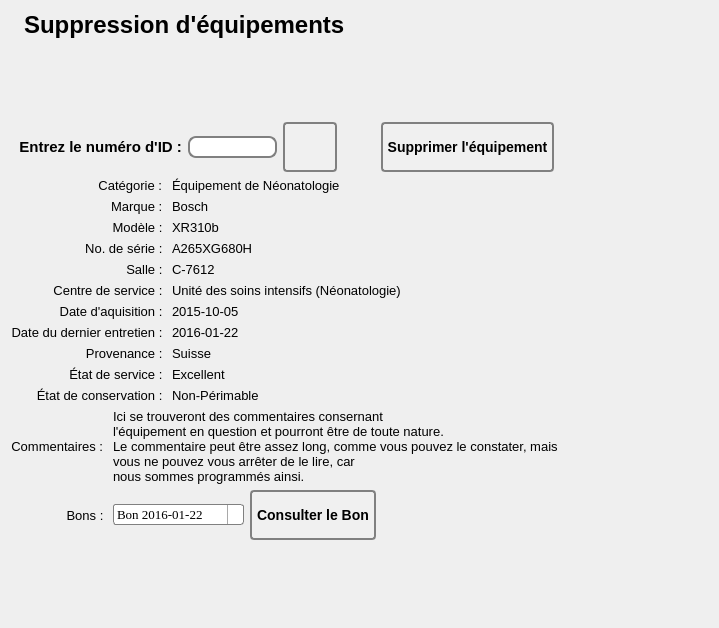
This is Interface/FenetresEnUI/SuppressionEquipement.ui in ProjetPC2/SIMM2.0-DEV as Qt 5 draws it before an edit. The edited form follows.
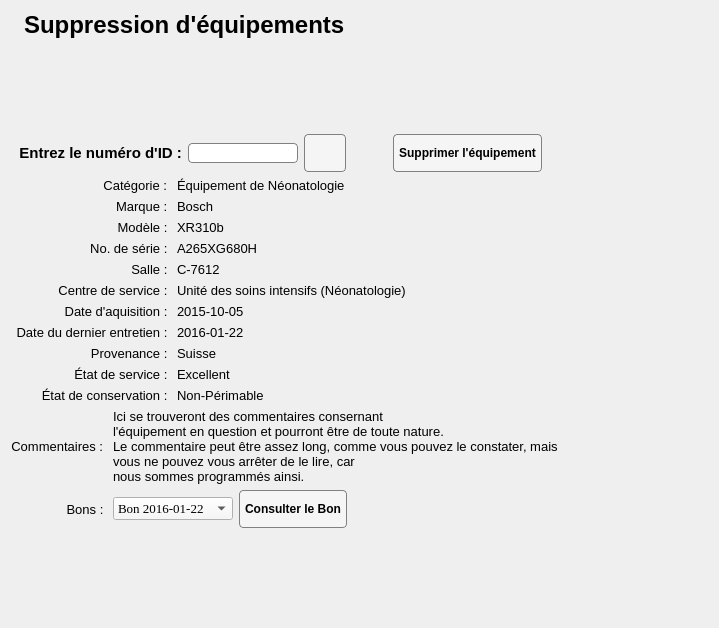
This is the edited form. Icons and pictures are not drawn.

```diff
--- a/Interface/FenetresEnUI/SuppressionEquipement.ui
+++ b/Interface/FenetresEnUI/SuppressionEquipement.ui
@@ -14,100 +14,7 @@
    <string>Form</string>
   </property>
   <property name="styleSheet">
-   <string notr="true">#MainFrame {
-
-background: white;
-}
-QLineEdit {
-padding: 1px;
-border-style: solid;
-border: 2px solid gray;
-border-radius: 8px;
-min-width: 50px;
-max-width: 150px;
-}
-
-QDateEdit {
-max-width: 105px
-}
-
-QPushButton {
-color: black;
-background-color: rgb(240, 240, 240);
-border-width: 2px;
-border-color: grey;
-border-style: solid;
-border-radius: 4px;
-padding: 3px;
-font: bold 14px;
-padding-left: 5px;
-padding-right: 5px;
-min-width: 40px;
-max-width:220px;
-min-height: 40px;
-max-height: 40px;
-}
-
-QPushButton:hover {
-background-color: qlineargradient(x1: 0, y1: 1, x2: 0, y2: 0, stop: 0 #edf2f8, stop: 1 #c8d9ea);
-}
-
-QPushButton:pressed {
-background-color: rgb(193, 213, 243);
-}
-
-
-QComboBox {
-    border: 1px solid gray;
-    border-radius: 3px;
-    padding: 1px 18px 1px 3px;
-    min-width: 8em;
-	max-width: 200px;
-	
-}
-
-QComboBox:editable {
-    background: white;
-}
-
-QComboBox:!editable, QComboBox::drop-down:editable {
-     background: qlineargradient(x1: 0, y1: 0, x2: 0, y2: 1,
-                                 stop: 0 #E1E1E1, stop: 0.4 #DDDDDD,
-                                 stop: 0.5 #D8D8D8, stop: 1.0 #D3D3D3);
-}
-
-/* QComboBox gets the &quot;on&quot; state when the popup is open */
-QComboBox:!editable:on, QComboBox::drop-down:editable:on {
-    background: qlineargradient(x1: 0, y1: 0, x2: 0, y2: 1,
-                                stop: 0 #D3D3D3, stop: 0.4 #D8D8D8,
-                                stop: 0.5 #DDDDDD, stop: 1.0 #E1E1E1);
-}
-
-QComboBox:on { /* shift the text when the popup opens */
-    padding-top: 3px;
-    padding-left: 4px;
-}
-
-QComboBox::drop-down {
-    subcontrol-origin: padding;
-    subcontrol-position: top right;
-    width: 15px;
-
-    border-left-width: 1px;
-    border-left-color: darkgrey;
-    border-left-style: solid; /* just a single line */
-    border-top-right-radius: 3px; /* same radius as the QComboBox */
-    border-bottom-right-radius: 3px;
-}
-
-QComboBox::down-arrow {
-    image: url(/usr/share/icons/crystalsvg/16x16/actions/1downarrow.png);
-}
-
-QComboBox::down-arrow:on { /* shift the arrow when popup is open */
-    top: 1px;
-    left: 1px;
-}</string>
+   <string notr="true"/>
   </property>
   <layout class="QGridLayout" name="gridLayout">
    <item row="0" column="0" colspan="5">
@@ -190,7 +97,18 @@
       </widget>
      </item>
      <item>
-      <widget class="QLineEdit" name="lineEditId"/>
+      <widget class="QLineEdit" name="lineEditId">
+       <property name="styleSheet">
+        <string notr="true">QLineEdit {
+padding: 1px;
+border-style: solid;
+border: 1px solid gray;
+border-radius: 4px;
+min-width: 50px;
+max-width: 150px;
+}</string>
+       </property>
+      </widget>
      </item>
     </layout>
    </item>
@@ -208,6 +126,33 @@
            <bold>true</bold>
           </font>
          </property>
+         <property name="styleSheet">
+          <string notr="true">QPushButton {
+color: black;
+background-color:rgb(245, 245, 245);
+border-width: 1px;
+border-color: grey;
+border-style: solid;
+border-radius: 4px;
+padding: 3px;
+font: bold 12px;
+padding-left: 5px;
+padding-right: 5px;
+min-width: 30px;
+max-width:30px;
+min-height: 30px;
+max-height: 30px;
+}
+
+QPushButton:hover {
+background-color: qlineargradient(x1: 0, y1: 1, x2: 0, y2: 0, stop: 0 #edf2f8, stop: 1 #c8d9ea);
+}
+
+QPushButton:pressed {
+background-color: rgb(193, 213, 243);
+}
+</string>
+         </property>
          <property name="text">
           <string/>
          </property>
@@ -248,6 +193,33 @@
          <bold>true</bold>
         </font>
        </property>
+       <property name="styleSheet">
+        <string notr="true">QPushButton {
+color: black;
+background-color:rgb(245, 245, 245);
+border-width: 1px;
+border-color: grey;
+border-style: solid;
+border-radius: 4px;
+padding: 3px;
+font: bold 12px;
+padding-left: 5px;
+padding-right: 5px;
+min-width: 30px;
+max-width: 200px;
+min-height: 30px;
+max-height: 30px;
+}
+
+QPushButton:hover {
+background-color: qlineargradient(x1: 0, y1: 1, x2: 0, y2: 0, stop: 0 #edf2f8, stop: 1 #c8d9ea);
+}
+
+QPushButton:pressed {
+background-color: rgb(193, 213, 243);
+}
+</string>
+       </property>
        <property name="text">
         <string>Supprimer l'équipement</string>
        </property>
@@ -726,6 +698,9 @@
          <pointsize>10</pointsize>
         </font>
        </property>
+       <property name="styleSheet">
+        <string notr="true">background:rgb(247, 247, 247);</string>
+       </property>
        <property name="maxCount">
         <number>2147483645</number>
        </property>
@@ -763,6 +738,33 @@
      </item>
      <item>
       <widget class="QPushButton" name="boutonConsulterBon">
+       <property name="styleSheet">
+        <string notr="true">QPushButton {
+color: black;
+background-color:rgb(245, 245, 245);
+border-width: 1px;
+border-color: grey;
+border-style: solid;
+border-radius: 4px;
+padding: 3px;
+font: bold 12px;
+padding-left: 5px;
+padding-right: 5px;
+min-width: 30px;
+max-width: 200px;
+min-height: 30px;
+max-height: 30px;
+}
+
+QPushButton:hover {
+background-color: qlineargradient(x1: 0, y1: 1, x2: 0, y2: 0, stop: 0 #edf2f8, stop: 1 #c8d9ea);
+}
+
+QPushButton:pressed {
+background-color: rgb(193, 213, 243);
+}
+</string>
+       </property>
        <property name="text">
         <string>Consulter le Bon</string>
        </property>
```
